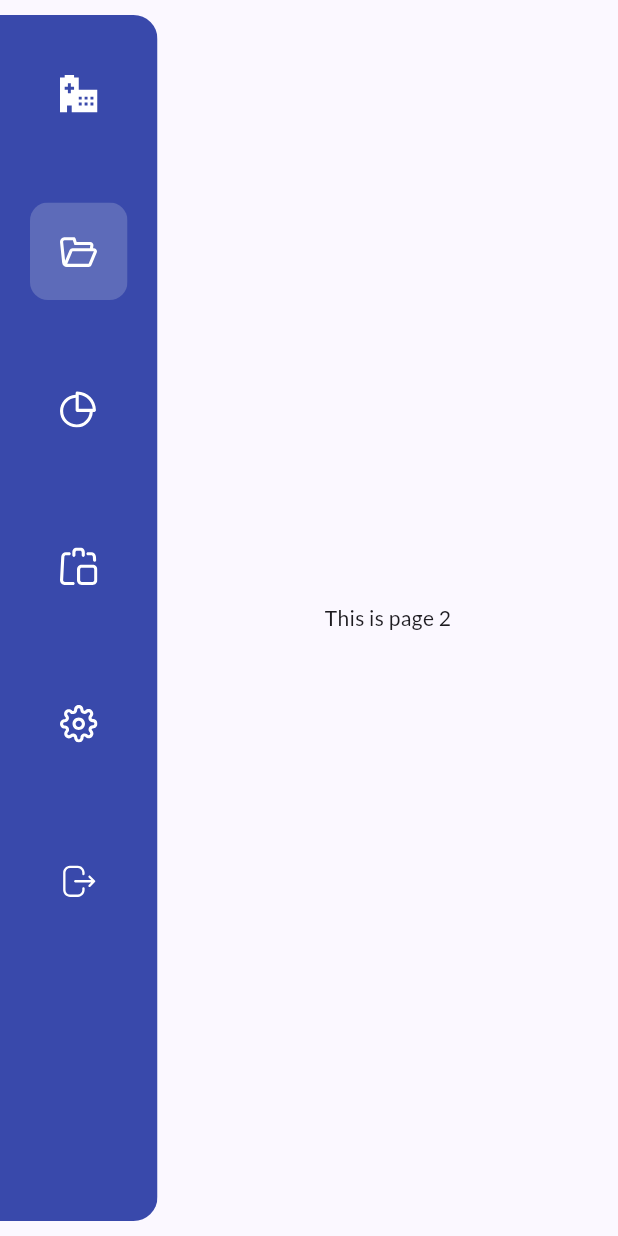
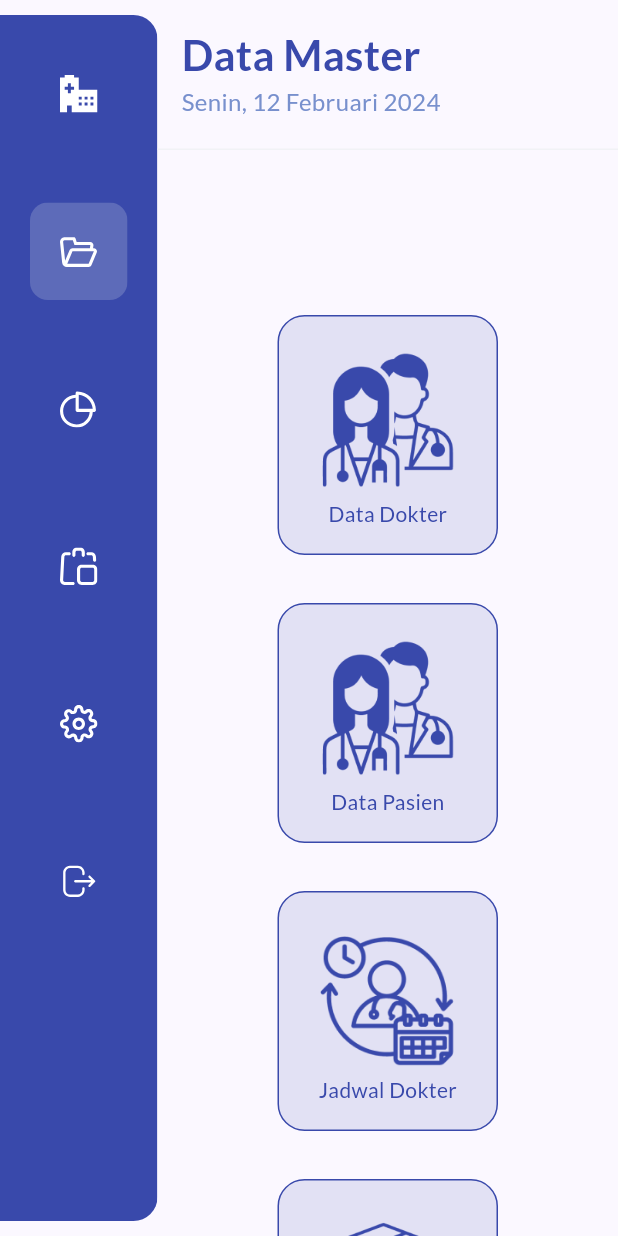
Before and after one commit to fajarakpdev/flutter_clinic_app, a Flutter app: the DashboardPage screen opened directly, after a tap on an icon or button, on a phone screen of 412 x 824 dp. Run offline on Flutter 3.47's test engine with Material 3 defaults, Android fonts, the phone set to English and light mode, and no system bars; our stand-ins replace bloc, dartz, flutter_bloc, flutter_svg, freezed_annotation, google_fonts and 1 more; accounts and stored records are empty.

Commit message:
menambahkan tampilan master page

```diff
--- a/lib/core/assets/assets.gen.dart
+++ b/lib/core/assets/assets.gen.dart
@@ -75,10 +75,29 @@ class $AssetsImagesGen {
   /// File path: assets/images/google.png
   AssetGenImage get google => const AssetGenImage('assets/images/google.png');
 
+  $AssetsImagesMenuGen get menu => const $AssetsImagesMenuGen();
   $AssetsImagesProductsGen get products => const $AssetsImagesProductsGen();
 
   /// List of all assets
   List<AssetGenImage> get values => [splashScreen, dokterku, google];
+}
+
+class $AssetsImagesMenuGen {
+  const $AssetsImagesMenuGen();
+
+  /// File path: assets/images/menu/data.png
+  AssetGenImage get data => const AssetGenImage('assets/images/menu/data.png');
+
+  /// File path: assets/images/menu/jadwal.png
+  AssetGenImage get jadwal =>
+      const AssetGenImage('assets/images/menu/jadwal.png');
+
+  /// File path: assets/images/menu/layanan.png
+  AssetGenImage get layanan =>
+      const AssetGenImage('assets/images/menu/layanan.png');
+
+  /// List of all assets
+  List<AssetGenImage> get values => [data, jadwal, layanan];
 }
 
 class $AssetsImagesProductsGen {
--- a/lib/core/constants/variables.dart
+++ b/lib/core/constants/variables.dart
@@ -1,4 +1,4 @@
 class Variables {
   static const String appName = 'Flutter Clinic App';
-  static const String baseUrl = 'http://192.168.1.39:8000';
+  static const String baseUrl = 'http://192.168.1.5:8000';
 }
--- a/lib/presentation/home/pages/dashboard.dart
+++ b/lib/presentation/home/pages/dashboard.dart
@@ -3,6 +3,7 @@ import 'package:flutter_bloc/flutter_bloc.dart';
 import 'package:flutter_clinic_app/core/core.dart';
 import 'package:flutter_clinic_app/presentation/auth/bloc/logout/logout_bloc.dart';
 import 'package:flutter_clinic_app/presentation/auth/pages/login_page.dart';
+import 'package:flutter_clinic_app/presentation/master/pages/master_page.dart';
 
 import '../widgets/nav_item.dart';
 
@@ -18,7 +19,7 @@ class _DashboardPageState extends State<DashboardPage> {
 
   final List<Widget> _pages = [
     const Center(child: Text('This is page 1')),
-    const Center(child: Text('This is page 2')),
+    MasterPage(onTap: (_){}),
     const Center(child: Text('This is page 3')),
     const Center(child: Text('This is page 4')),
     const Center(child: Text('This is page 5')),
--- /dev/null
+++ b/lib/presentation/master/pages/master_page.dart
@@ -0,0 +1,63 @@
+// ignore_for_file: public_member_api_docs, sort_constructors_first
+import 'package:flutter/material.dart';
+
+import '../../../core/assets/assets.gen.dart';
+import '../../../core/components/button_menu.dart';
+import '../../../core/components/spaces.dart';
+import '../../home/widgets/build_app_bar.dart';
+
+class MasterPage extends StatefulWidget {
+  final void Function(int index) onTap;
+  const MasterPage({
+    super.key,
+    required this.onTap,
+  });
+
+  @override
+  State<MasterPage> createState() => _MasterPageState();
+}
+
+class _MasterPageState extends State<MasterPage> {
+  @override
+  Widget build(BuildContext context) {
+    return Scaffold(
+      appBar: const PreferredSize(
+        preferredSize: Size.fromHeight(100.0),
+        child: BuildAppBar(
+          title: 'Data Master',
+        ),
+      ),
+      body: Padding(
+        padding: const EdgeInsets.symmetric(horizontal: 80.0, vertical: 110.0),
+        child: Wrap(
+          runSpacing: 16,
+          children: [
+            ButtonMenu(
+              label: 'Data Dokter',
+              iconPath: Assets.images.menu.data.path,
+              onPressed: () => widget.onTap(1),
+            ),
+            const SpaceWidth(45.0),
+            ButtonMenu(
+              label: 'Data Pasien',
+              iconPath: Assets.images.menu.data.path,
+              onPressed: () => widget.onTap(2),
+            ),
+            const SpaceWidth(45.0),
+            ButtonMenu(
+              label: 'Jadwal Dokter',
+              iconPath: Assets.images.menu.jadwal.path,
+              onPressed: () => widget.onTap(3),
+            ),
+            const SpaceWidth(45.0),
+            ButtonMenu(
+              label: 'Layanan',
+              iconPath: Assets.images.menu.layanan.path,
+              onPressed: () => widget.onTap(4),
+            ),
+          ],
+        ),
+      ),
+    );
+  }
+}
--- a/pubspec.yaml
+++ b/pubspec.yaml
@@ -73,6 +73,7 @@ flutter:
     - assets/images/
     - assets/images/products/
     - assets/icons/
+    - assets/images/menu/
   # An image asset can refer to one or more resolution-specific "variants", see
   # https://flutter.dev/assets-and-images/#resolution-aware
   # For details regarding adding assets from package dependencies, see
```
